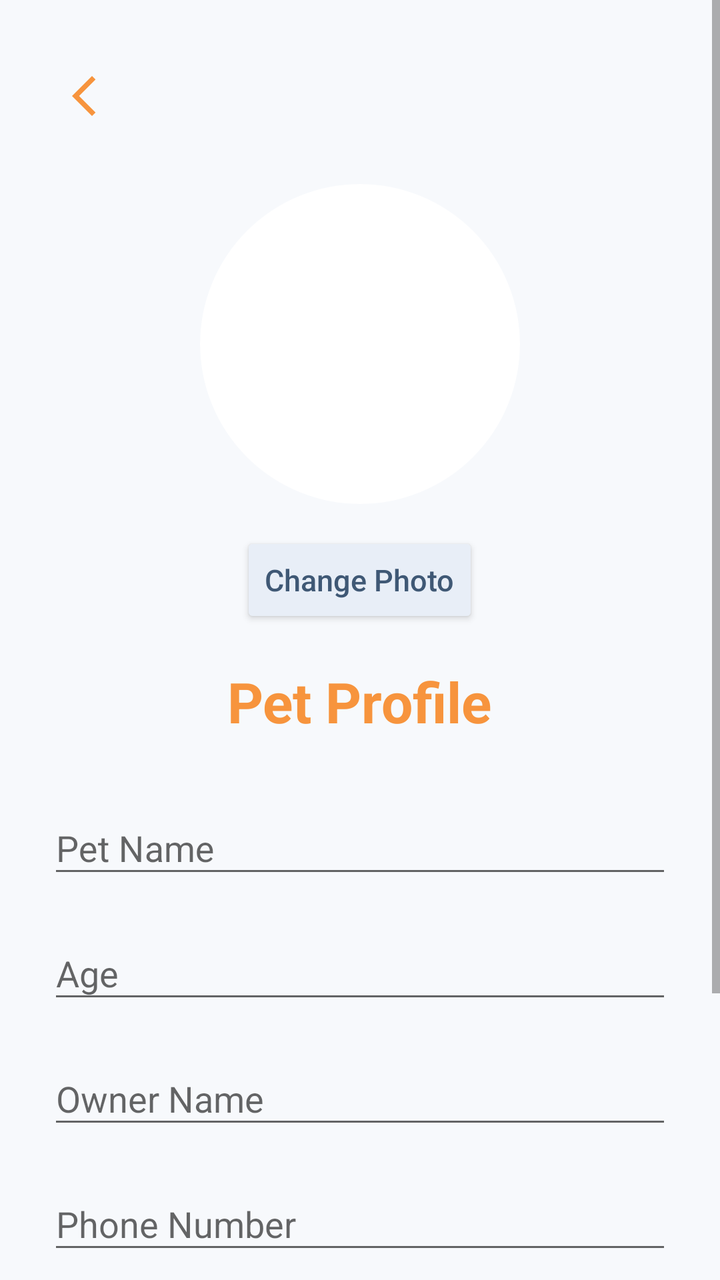
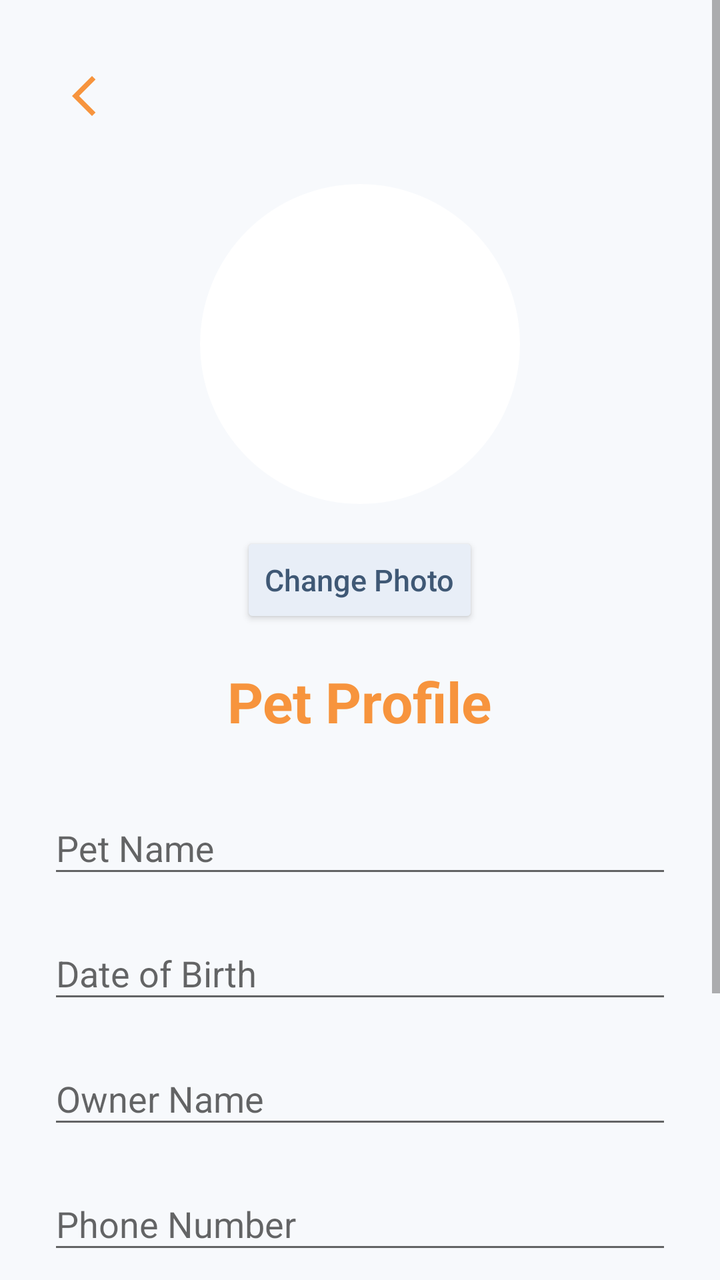

An Android layout rendered at two revisions. The XML below is the earlier revision; the diff shows what the commit changed to produce the second picture.
<!-- AndroidManifest.xml: application theme Theme.PETCARE -->
<!-- res/layout/profilepage.xml -->
<?xml version="1.0" encoding="utf-8"?>
<androidx.constraintlayout.widget.ConstraintLayout
    xmlns:android="http://schemas.android.com/apk/res/android"
    xmlns:app="http://schemas.android.com/apk/res-auto"
    android:layout_width="match_parent"
    android:layout_height="match_parent"
    android:background="#F7F9FC">

    <ScrollView
        android:layout_width="match_parent"
        android:layout_height="match_parent"
        android:fillViewport="true">

        <LinearLayout
            android:layout_width="match_parent"
            android:layout_height="wrap_content"
            android:orientation="vertical"
            android:padding="24dp">

            

            <ImageButton
                android:id="@+id/btnBack"
                android:layout_width="48dp"
                android:layout_height="48dp"
                android:layout_gravity="start"
                android:background="@android:color/transparent"
                android:contentDescription="Back"
                android:src="@drawable/ic_back_button"
                app:tint="@color/orange" />


            

            <ImageView
                android:id="@+id/imgProfile"
                android:layout_width="160dp"
                android:layout_height="160dp"
                android:layout_gravity="center"
                android:layout_marginTop="20dp"
                android:background="@drawable/circle_photo_border"
                android:clipToOutline="true"
                android:contentDescription="Pet Photo"
                android:outlineProvider="background"
                android:padding="5dp"
                android:scaleType="centerCrop" />


            

            <Button
                android:id="@+id/btnChangePhoto"
                android:layout_width="wrap_content"
                android:layout_height="48dp"
                android:layout_gravity="center"
                android:layout_marginTop="14dp"
                android:backgroundTint="#E8EEF7"
                android:text="Change Photo"
                android:textAllCaps="false"
                android:textColor="#3F5875"
                android:textSize="15sp" />


            

            <TextView
                android:layout_width="wrap_content"
                android:layout_height="wrap_content"
                android:layout_gravity="center"
                android:layout_marginTop="18dp"
                android:text="Pet Profile"
                android:textColor="#F7943D"
                android:textSize="28sp"
                android:textStyle="bold" />


            

            <com.google.android.material.textfield.TextInputLayout
                android:layout_width="match_parent"
                android:layout_height="wrap_content"
                android:layout_marginTop="28dp"
                android:hint="Pet Name"
                app:boxBackgroundMode="outline"
                app:boxStrokeColor="#F7943D">

                <com.google.android.material.textfield.TextInputEditText
                    android:id="@+id/etPetName"
                    android:layout_width="match_parent"
                    android:layout_height="wrap_content"
                    android:inputType="textCapWords" />

            </com.google.android.material.textfield.TextInputLayout>


            

            <com.google.android.material.textfield.TextInputLayout
                android:layout_width="match_parent"
                android:layout_height="wrap_content"
                android:layout_marginTop="16dp"
                android:hint="Age"
                app:boxBackgroundMode="outline"
                app:boxStrokeColor="#F7943D">

                <com.google.android.material.textfield.TextInputEditText
                    android:id="@+id/etDOB"
                    android:layout_width="match_parent"
                    android:layout_height="wrap_content"
                    android:inputType="number" />

            </com.google.android.material.textfield.TextInputLayout>


            

            <com.google.android.material.textfield.TextInputLayout
                android:layout_width="match_parent"
                android:layout_height="wrap_content"
                android:layout_marginTop="16dp"
                android:hint="Owner Name"
                app:boxBackgroundMode="outline"
                app:boxStrokeColor="#F7943D">

                <com.google.android.material.textfield.TextInputEditText
                    android:id="@+id/etOwnerName"
                    android:layout_width="match_parent"
                    android:layout_height="wrap_content"
                    android:inputType="textCapWords" />

            </com.google.android.material.textfield.TextInputLayout>


            

            <com.google.android.material.textfield.TextInputLayout
                android:layout_width="match_parent"
                android:layout_height="wrap_content"
                android:layout_marginTop="16dp"
                android:hint="Phone Number"
                app:boxBackgroundMode="outline"
                app:boxStrokeColor="#F7943D">

                <com.google.android.material.textfield.TextInputEditText
                    android:id="@+id/etPhone"
                    android:layout_width="match_parent"
                    android:layout_height="wrap_content"
                    android:inputType="phone" />

            </com.google.android.material.textfield.TextInputLayout>


            

            <com.google.android.material.textfield.TextInputLayout
                android:layout_width="match_parent"
                android:layout_height="wrap_content"
                android:layout_marginTop="16dp"
                android:hint="Email Address"
                app:boxBackgroundMode="outline"
                app:boxStrokeColor="#F7943D">

                <com.google.android.material.textfield.TextInputEditText
                    android:id="@+id/etEmail"
                    android:layout_width="match_parent"
                    android:layout_height="wrap_content"
                    android:inputType="textEmailAddress" />

            </com.google.android.material.textfield.TextInputLayout>


            

            <Button
                android:id="@+id/btnSaveProfile"
                android:layout_width="match_parent"
                android:layout_height="56dp"
                android:layout_marginTop="30dp"
                android:layout_marginBottom="20dp"
                android:backgroundTint="#F7943D"
                android:text="Save Profile"
                android:textAllCaps="false"
                android:textColor="#FFFFFF"
                android:textSize="17sp"
                android:textStyle="bold" />

        </LinearLayout>

    </ScrollView>

</androidx.constraintlayout.widget.ConstraintLayout>
<!-- resources referenced by this layout -->
<resources>
  <color name="orange">#F7943D</color>
  <!-- drawable circle_photo_border (drawable) -->
  <?xml version="1.0" encoding="utf-8"?>
  <shape xmlns:android="http://schemas.android.com/apk/res/android"
      android:shape="oval">
  
      <solid android:color="#FFFFFF" />
  
      <stroke
          android:width="3dp"
          android:color="#FFFFFF" />
  
  </shape>
  <!-- drawable ic_back_button (drawable) -->
  <vector xmlns:android="http://schemas.android.com/apk/res/android"
      android:width="24dp"
      android:height="24dp"
      android:viewportWidth="960"
      android:viewportHeight="960">
    <path
        android:pathData="M400,880 L0,480l400,-400 71,71 -329,329 329,329 -71,71Z"
        android:fillColor="#e3e3e3"/>
  </vector>
  <style name="Theme.PETCARE" parent="Theme.AppCompat.Light.NoActionBar">
          
      </style>
</resources>

<!-- the commit's change to res/layout/profilepage.xml (unified diff, before → after) -->
@@ -99,7 +99,7 @@
                 android:layout_width="match_parent"
                 android:layout_height="wrap_content"
                 android:layout_marginTop="16dp"
-                android:hint="Age"
+                android:hint="Date of Birth"
                 app:boxBackgroundMode="outline"
                 app:boxStrokeColor="#F7943D">
 
@@ -107,7 +107,9 @@
                     android:id="@+id/etDOB"
                     android:layout_width="match_parent"
                     android:layout_height="wrap_content"
-                    android:inputType="number" />
+                    android:focusable="false"
+                    android:clickable="true"
+                    android:inputType="text" />
 
             </com.google.android.material.textfield.TextInputLayout>
 
